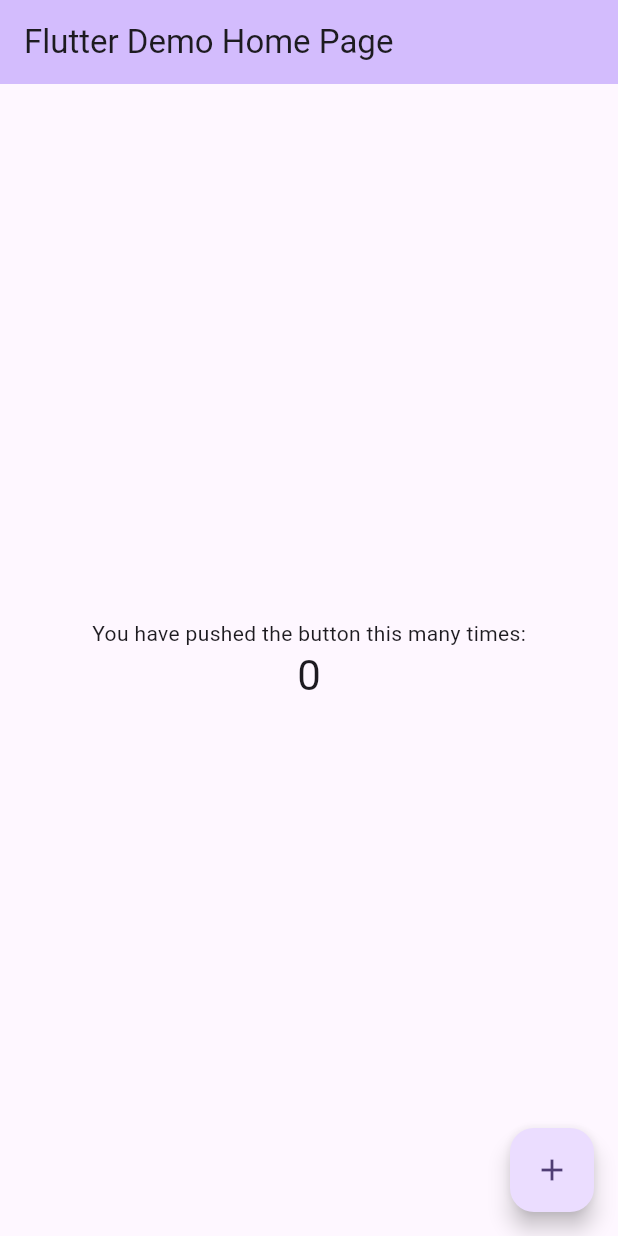
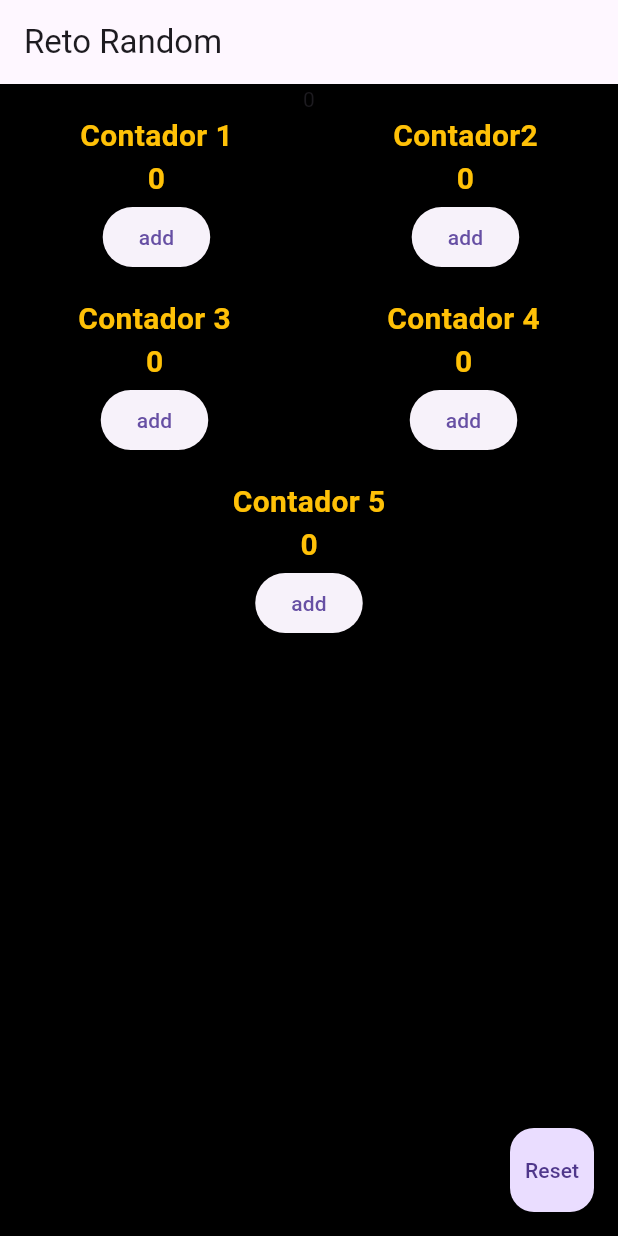
Before and after one commit to leonxn/reto_flutter_clase_action, a Flutter app: the screen it shows after launch, on a phone screen of 412 x 824 dp. Run offline on Flutter 3.47's test engine with Material 3 defaults, Android fonts, the light colour scheme and no system bars.

Commit message:
reto final

```diff
--- /dev/null
+++ b/lib/constans/constans.dart
@@ -0,0 +1,7 @@
+import 'package:flutter/material.dart';
+
+final TextStyle texto = TextStyle(
+  color: Colors.amber,
+  fontSize: 20,
+  fontWeight: FontWeight.bold,
+);
--- a/lib/main.dart
+++ b/lib/main.dart
@@ -1,125 +1,11 @@
+import '/pages/random_view.dart';
 import 'package:flutter/material.dart';
 
 void main() {
-  runApp(const MyApp());
+  runApp(
+    MaterialApp(
+      home: RandomPage(),
+      debugShowCheckedModeBanner: false,
+    ),
+  );
 }
-
-class MyApp extends StatelessWidget {
-  const MyApp({super.key});
-
-  // This widget is the root of your application.
-  @override
-  Widget build(BuildContext context) {
-    return MaterialApp(
-      title: 'Flutter Demo',
-      theme: ThemeData(
-        // This is the theme of your application.
-        //
-        // TRY THIS: Try running your application with "flutter run". You'll see
-        // the application has a purple toolbar. Then, without quitting the app,
-        // try changing the seedColor in the colorScheme below to Colors.green
-        // and then invoke "hot reload" (save your changes or press the "hot
-        // reload" button in a Flutter-supported IDE, or press "r" if you used
-        // the command line to start the app).
-        //
-        // Notice that the counter didn't reset back to zero; the application
-        // state is not lost during the reload. To reset the state, use hot
-        // restart instead.
-        //
-        // This works for code too, not just values: Most code changes can be
-        // tested with just a hot reload.
-        colorScheme: ColorScheme.fromSeed(seedColor: Colors.deepPurple),
-        useMaterial3: true,
-      ),
-      home: const MyHomePage(title: 'Flutter Demo Home Page'),
-    );
-  }
-}
-
-class MyHomePage extends StatefulWidget {
-  const MyHomePage({super.key, required this.title});
-
-  // This widget is the home page of your application. It is stateful, meaning
-  // that it has a State object (defined below) that contains fields that affect
-  // how it looks.
-
-  // This class is the configuration for the state. It holds the values (in this
-  // case the title) provided by the parent (in this case the App widget) and
-  // used by the build method of the State. Fields in a Widget subclass are
-  // always marked "final".
-
-  final String title;
-
-  @override
-  State<MyHomePage> createState() => _MyHomePageState();
-}
-
-class _MyHomePageState extends State<MyHomePage> {
-  int _counter = 0;
-
-  void _incrementCounter() {
-    setState(() {
-      // This call to setState tells the Flutter framework that something has
-      // changed in this State, which causes it to rerun the build method below
-      // so that the display can reflect the updated values. If we changed
-      // _counter without calling setState(), then the build method would not be
-      // called again, and so nothing would appear to happen.
-      _counter++;
-    });
-  }
-
-  @override
-  Widget build(BuildContext context) {
-    // This method is rerun every time setState is called, for instance as done
-    // by the _incrementCounter method above.
-    //
-    // The Flutter framework has been optimized to make rerunning build methods
-    // fast, so that you can just rebuild anything that needs updating rather
-    // than having to individually change instances of widgets.
-    return Scaffold(
-      appBar: AppBar(
-        // TRY THIS: Try changing the color here to a specific color (to
-        // Colors.amber, perhaps?) and trigger a hot reload to see the AppBar
-        // change color while the other colors stay the same.
-        backgroundColor: Theme.of(context).colorScheme.inversePrimary,
-        // Here we take the value from the MyHomePage object that was created by
-        // the App.build method, and use it to set our appbar title.
-        title: Text(widget.title),
-      ),
-      body: Center(
-        // Center is a layout widget. It takes a single child and positions it
-        // in the middle of the parent.
-        child: Column(
-          // Column is also a layout widget. It takes a list of children and
-          // arranges them vertically. By default, it sizes itself to fit its
-          // children horizontally, and tries to be as tall as its parent.
-          //
-          // Column has various properties to control how it sizes itself and
-          // how it positions its children. Here we use mainAxisAlignment to
-          // center the children vertically; the main axis here is the vertical
-          // axis because Columns are vertical (the cross axis would be
-          // horizontal).
-          //
-          // TRY THIS: Invoke "debug painting" (choose the "Toggle Debug Paint"
-          // action in the IDE, or press "p" in the console), to see the
-          // wireframe for each widget.
-          mainAxisAlignment: MainAxisAlignment.center,
-          children: <Widget>[
-            const Text(
-              'You have pushed the button this many times:',
-            ),
-            Text(
-              '$_counter',
-              style: Theme.of(context).textTheme.headlineMedium,
-            ),
-          ],
-        ),
-      ),
-      floatingActionButton: FloatingActionButton(
-        onPressed: _incrementCounter,
-        tooltip: 'Increment',
-        child: const Icon(Icons.add),
-      ), // This trailing comma makes auto-formatting nicer for build methods.
-    );
-  }
-}
--- /dev/null
+++ b/lib/pages/random_view.dart
@@ -0,0 +1,174 @@
+import 'package:flutter/material.dart';
+import 'package:reto_presentacion/constans/constans.dart';
+
+class RandomPage extends StatefulWidget {
+  @override
+  State<RandomPage> createState() => _RandomPageState();
+}
+
+class _RandomPageState extends State<RandomPage> {
+  int n1 = 0;
+  int n2 = 0;
+  int n3 = 0;
+  int n4 = 0;
+  int n5 = 0;
+  int n6 = 0;
+  void resetVariables() {
+    setState(() {
+      n1 = 0;
+      n2 = 0;
+      n3 = 0;
+      n4 = 0;
+      n5 = 0;
+      n6 = 0;
+    });
+  }
+
+  void sumar() {
+    n6 = n1 + n2 + n3 + n4 + n5;
+  }
+
+  @override
+  Widget build(BuildContext context) {
+    return Scaffold(
+      backgroundColor: Colors.black,
+      appBar: AppBar(
+        title: Text('Reto Random'),
+      ),
+      body: Center(
+        child: Column(
+          children: [
+            Text('$n6'),
+            Row(
+              mainAxisAlignment: MainAxisAlignment.spaceAround,
+              children: [
+                Column(
+                  children: [
+                    Text(
+                      'Contador 1',
+                      style: texto,
+                    ),
+                    Text(
+                      '$n1',
+                      style: texto,
+                    ),
+                    ElevatedButton(
+                      onPressed: () {
+                        n1++;
+                        sumar();
+                        setState(() {});
+                      },
+                      child: Text("add"),
+                    ),
+                  ],
+                ),
+                Column(
+                  children: [
+                    Text(
+                      'Contador2',
+                      style: texto,
+                    ),
+                    Text(
+                      '$n2',
+                      style: texto,
+                    ),
+                    ElevatedButton(
+                      onPressed: () {
+                        n2++;
+                        sumar();
+                        setState(() {});
+                      },
+                      child: Text("add"),
+                    ),
+                  ],
+                ),
+              ],
+            ),
+            SizedBox(
+              height: 16,
+            ),
+            Row(
+              mainAxisAlignment: MainAxisAlignment.spaceAround,
+              children: [
+                Column(
+                  children: [
+                    Text(
+                      'Contador 3',
+                      style: texto,
+                    ),
+                    Text(
+                      '$n3',
+                      style: texto,
+                    ),
+                    ElevatedButton(
+                      onPressed: () {
+                        n3++;
+                        sumar();
+                        setState(() {});
+                      },
+                      child: Text("add"),
+                    ),
+                  ],
+                ),
+                Column(
+                  children: [
+                    Text(
+                      'Contador 4',
+                      style: texto,
+                    ),
+                    Text(
+                      '$n4',
+                      style: texto,
+                    ),
+                    ElevatedButton(
+                      onPressed: () {
+                        n4++;
+                        sumar();
+                        setState(() {});
+                      },
+                      child: Text("add"),
+                    ),
+                  ],
+                ),
+              ],
+            ),
+            SizedBox(
+              height: 16,
+            ),
+            Row(
+              mainAxisAlignment: MainAxisAlignment.center,
+              children: [
+                Column(
+                  children: [
+                    Text(
+                      'Contador 5',
+                      style: texto,
+                    ),
+                    Text(
+                      '$n5',
+                      style: texto,
+                    ),
+                    ElevatedButton(
+                      onPressed: () {
+                        n5++;
+                        sumar();
+                        setState(() {});
+                      },
+                      child: Text("add"),
+                    ),
+                  ],
+                ),
+              ],
+            ),
+          ],
+        ),
+      ),
+      floatingActionButton: FloatingActionButton(
+        onPressed: () {
+          resetVariables();
+        },
+        child: Text("Reset"),
+      ),
+    );
+  }
+}
--- a/pubspec.yaml
+++ b/pubspec.yaml
@@ -45,7 +45,7 @@ dev_dependencies:
   # activated in the `analysis_options.yaml` file located at the root of your
   # package. See that file for information about deactivating specific lint
   # rules and activating additional ones.
-  flutter_lints: ^3.0.0
+  # flutter_lints: ^3.0.0
 
 # For information on the generic Dart part of this file, see the
 # following page: https://dart.dev/tools/pub/pubspec
```
Also changed, not shown: pubspec.lock.
